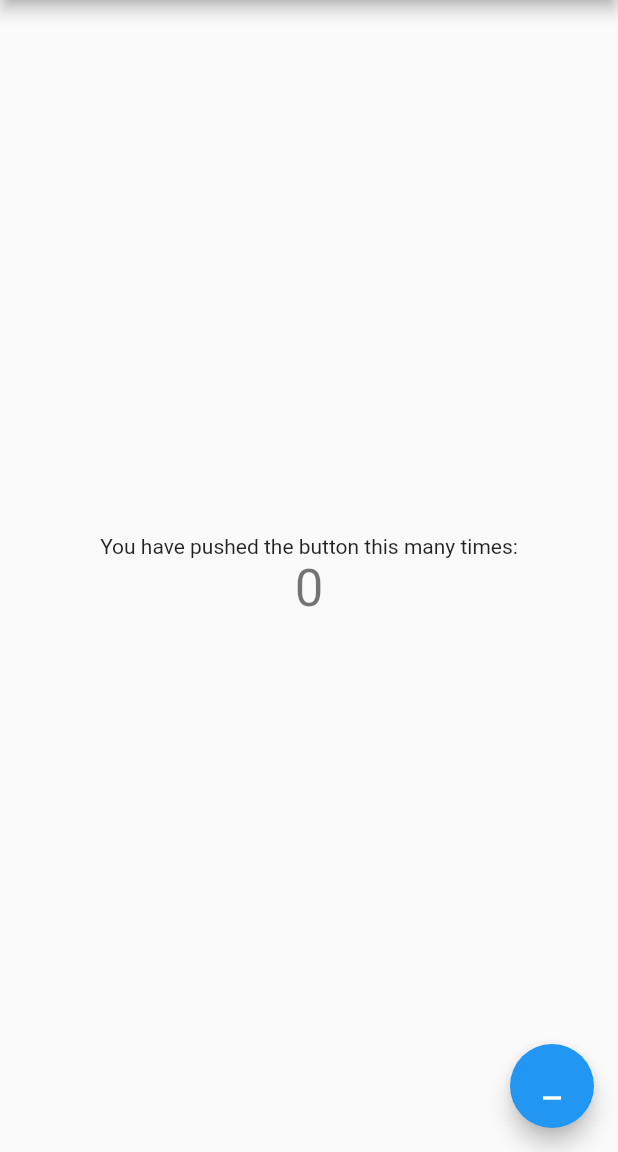
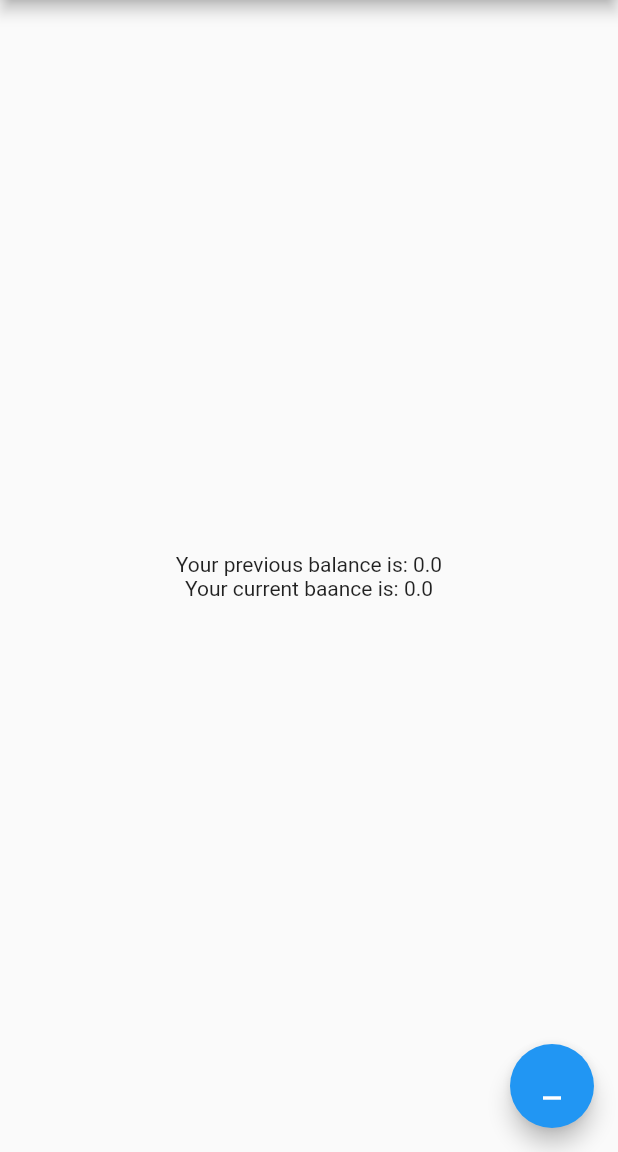
Before and after one commit to Petar81/Track-Bank-Expenses, a Flutter app: the screen it shows after launch, after a tap on the "minimize" icon, on a phone screen of 412 x 824 dp, the part 84-1236 px from its top. Run offline on Flutter 3.47's test engine with Material 2 defaults, Android fonts, the phone set to English and light mode, and no system bars; our stand-ins replace firebase_core, firebase_database; accounts and stored records are empty.

Commit message:
show balance dynamically on every deduction

```diff
--- a/lib/screens/balance_overview.dart
+++ b/lib/screens/balance_overview.dart
@@ -22,18 +22,20 @@ class BalanceOverview extends StatefulWidget {
 }
 
 class _BalanceOverviewState extends State<BalanceOverview> {
-  final int _counter = 0;
+  double showPreviousBalance = 0;
+  double showCurrentBalance = 0;
 
-  // void _incrementCounter() {
-  //   setState(() {
-  //     // This call to setState tells the Flutter framework that something has
-  //     // changed in this State, which causes it to rerun the build method below
-  //     // so that the display can reflect the updated values. If we changed
-  //     // _counter without calling setState(), then the build method would not be
-  //     // called again, and so nothing would appear to happen.
-  //     _counter++;
-  //   });
-  // }
+  void _showBalance(double prevBalance, double currBalance) {
+    setState(() {
+      // This call to setState tells the Flutter framework that something has
+      // changed in this State, which causes it to rerun the build method below
+      // so that the display can reflect the updated values. If we changed
+      // _counter without calling setState(), then the build method would not be
+      // called again, and so nothing would appear to happen.
+      showPreviousBalance = prevBalance;
+      showCurrentBalance = currBalance;
+    });
+  }
 
   @override
   Widget build(BuildContext context) {
@@ -69,12 +71,12 @@ class _BalanceOverviewState extends State<BalanceOverview> {
           // horizontal).
           mainAxisAlignment: MainAxisAlignment.center,
           children: <Widget>[
-            const Text(
-              'You have pushed the button this many times:',
+            Text(
+              'Your previous balance is: $showPreviousBalance',
             ),
             Text(
-              '$_counter',
-              style: Theme.of(context).textTheme.headline4,
+              'Your current baance is: $showCurrentBalance',
+              // style: Theme.of(context).textTheme.headline4,
             ),
           ],
         ),
@@ -84,7 +86,7 @@ class _BalanceOverviewState extends State<BalanceOverview> {
           String date;
           String time;
           double currentBalance;
-          double previousBalance;
+          // double previousBalance;
 
           DatabaseReference getCurrentBalance =
               FirebaseDatabase.instance.ref("currentBalance/currentAmount");
@@ -97,7 +99,7 @@ class _BalanceOverviewState extends State<BalanceOverview> {
           DatabaseReference previousBalanceRef =
               FirebaseDatabase.instance.ref("previousBalance");
           await previousBalanceRef.set({
-            "previousBalance": currentBalance,
+            "previousAmount": currentBalance,
           }).catchError(
               (error) => const Text('You got an error! Please try again.'));
 
@@ -132,6 +134,8 @@ class _BalanceOverviewState extends State<BalanceOverview> {
             "currentAmount": currentBalance - amount,
           }).catchError(
               (error) => const Text('You got an error! Please try again.'));
+
+          _showBalance(currentBalance, currentBalance - amount);
         },
         tooltip: 'add expense',
         child: const Icon(Icons.minimize),
```
